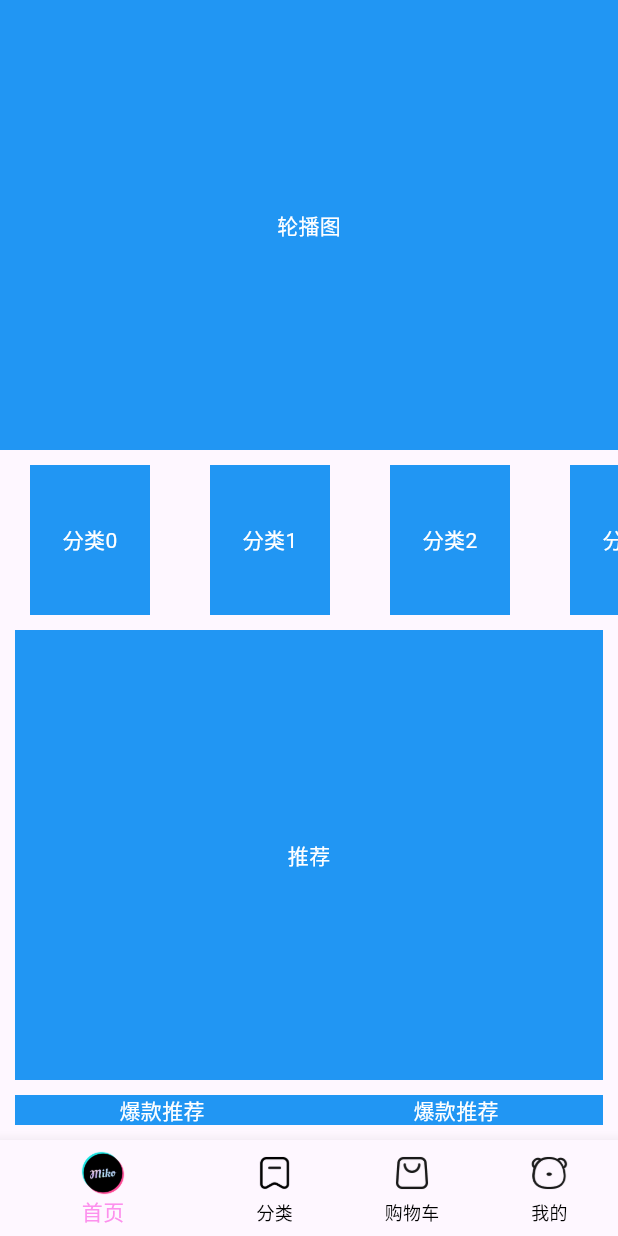
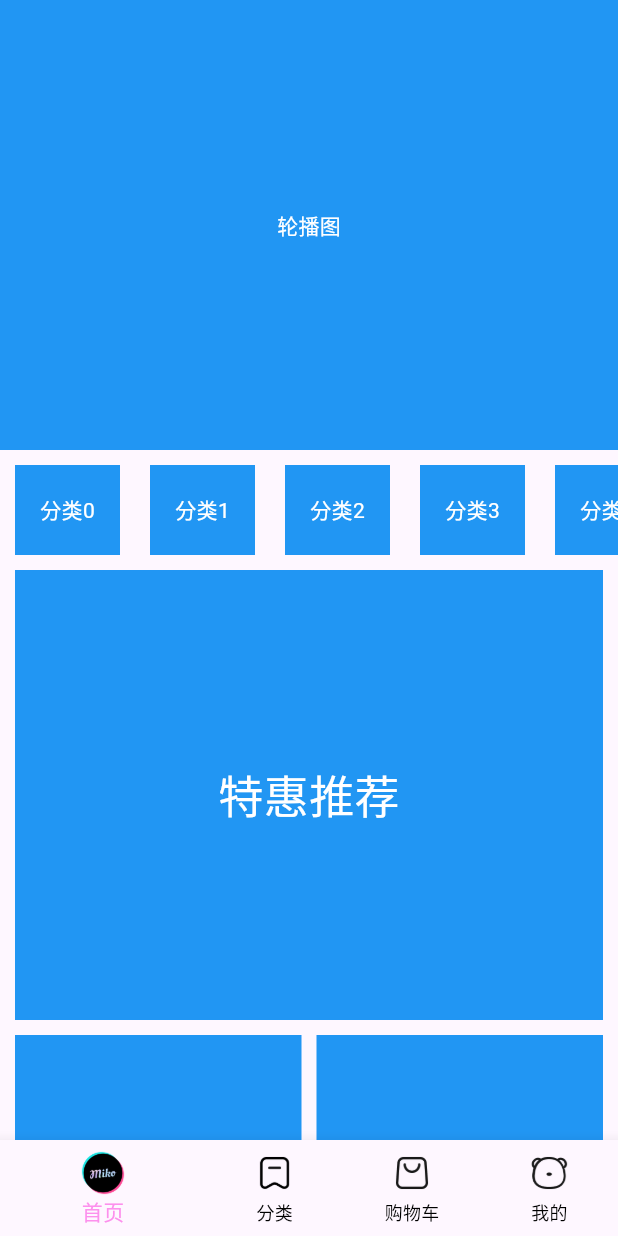
Before and after one commit to MT-Y-TM/hm_shop, a Flutter app: the screen it shows after launch, on a phone screen of 412 x 824 dp. Run offline on Flutter 3.47's test engine with Material 3 defaults, Android fonts, the phone set to English and light mode, and no system bars.

Commit message:
尝试默写一遍刚才的首页内容组件实现，并完成了框架的复现

```diff
--- a/lib/components/Home/HmCategory.dart
+++ b/lib/components/Home/HmCategory.dart
@@ -11,17 +11,16 @@ class _HmCategoryState extends State<HmCategory> {
   @override
   Widget build(BuildContext context) {
     return SizedBox(
-      height: 100,
+      height: 60,
       child: ListView.builder(
         scrollDirection: Axis.horizontal,
-
-        itemBuilder: (BuildContext buildcontex, int index) {
+        itemCount: 30,
+        itemBuilder: (BuildContext context, int index) {
           return Container(
-            width: 80,
-            height: 100,
+            width: 70,
+            margin: EdgeInsets.symmetric(horizontal: 10),
             color: Colors.blue,
             alignment: Alignment.center,
-            margin: EdgeInsets.symmetric(horizontal: 20),
             child: Text("分类$index", style: TextStyle(color: Colors.white)),
           );
         },
--- a/lib/components/Home/HmHot.dart
+++ b/lib/components/Home/HmHot.dart
@@ -11,9 +11,11 @@ class _HmHotState extends State<HmHot> {
   @override
   Widget build(BuildContext context) {
     return Container(
-      color: Colors.blue,
-      alignment: Alignment.center,
-       child: Text("爆款推荐",style: TextStyle(color: Colors.white),),
+      child: Container(
+        color: Colors.blue,
+        alignment: Alignment.center,
+        child: Text("爆款推荐", style: TextStyle(color: Colors.white)),
+      ),
     );
   }
 }
--- a/lib/components/Home/HmMoreList.dart
+++ b/lib/components/Home/HmMoreList.dart
@@ -13,12 +13,11 @@ class _HmMoreListState extends State<HmMoreList> {
     return SliverGrid.builder(
       gridDelegate: SliverGridDelegateWithFixedCrossAxisCount(
         crossAxisCount: 2,
-        mainAxisExtent: 300,
         mainAxisSpacing: 10,
         crossAxisSpacing: 10,
-
+        mainAxisExtent: 150,
       ),
-      itemBuilder: (BuildContext buildcontex, int index) {
+      itemBuilder: (BuildContext context, int index) {
         return Container(
           color: Colors.blue,
           alignment: Alignment.center,
--- a/lib/components/Home/HmSuggestion.dart
+++ b/lib/components/Home/HmSuggestion.dart
@@ -10,14 +10,11 @@ class HmSuggestion extends StatefulWidget {
 class _HmSuggestionState extends State<HmSuggestion> {
   @override
   Widget build(BuildContext context) {
-    return Padding(
-      padding: EdgeInsets.symmetric(horizontal: 10),
-      child: Container(
-        height: 300,
-        color: Colors.blue,
-        alignment: Alignment.center,
-        child: Text("推荐", style: TextStyle(color: Colors.white)),
-      ),
+    return Container(
+      height: 300,
+      color: Colors.blue,
+      alignment: Alignment.center,
+      child: Text("特惠推荐", style: TextStyle(color: Colors.white, fontSize: 30)),
     );
   }
 }
--- a/lib/pages/Home/Home.dart
+++ b/lib/pages/Home/Home.dart
@@ -1,8 +1,8 @@
 import 'package:flutter/material.dart';
 import 'package:hm_shop/components/Home/HmCategory.dart';
+import 'package:hm_shop/components/Home/HmSlider.dart';
 import 'package:hm_shop/components/Home/HmHot.dart';
 import 'package:hm_shop/components/Home/HmMoreList.dart';
-import 'package:hm_shop/components/Home/HmSlider.dart';
 import 'package:hm_shop/components/Home/HmSuggestion.dart';
 
 class HomeView extends StatefulWidget {
@@ -13,34 +13,44 @@ class HomeView extends StatefulWidget {
 }
 
 class _HomeViewState extends State<HomeView> {
-  List<Widget> _getScrollChidern() {
+  List<Widget> _getChildren() {
     return [
       SliverToBoxAdapter(child: HmSlider()),
       SliverToBoxAdapter(child: SizedBox(height: 10)),
+
       SliverToBoxAdapter(child: HmCategory()),
       SliverToBoxAdapter(child: SizedBox(height: 10)),
-      SliverToBoxAdapter(child: HmSuggestion()),
+
+      SliverToBoxAdapter(
+        child: Padding(
+          padding: EdgeInsetsGeometry.symmetric(horizontal: 10),
+          child: HmSuggestion(),
+        ),
+      ),
       SliverToBoxAdapter(child: SizedBox(height: 10)),
       SliverToBoxAdapter(
         child: Padding(
-          padding: EdgeInsets.symmetric(horizontal: 10),
+          padding: EdgeInsetsGeometry.symmetric(horizontal: 10),
+          child: SizedBox(
+            height: 300,
             child: Flex(
               direction: Axis.horizontal,
               children: [
                 Expanded(child: HmHot()),
-              SizedBox(height: 10),
+                SizedBox(width: 10,),
                 Expanded(child: HmHot()),
               ],
             ),
           ),
         ),
+      ),
       SliverToBoxAdapter(child: SizedBox(height: 10)),
-      HmMoreList(), //无限滚动列表
+      HmMoreList()
     ];
   }
 
   @override
   Widget build(BuildContext context) {
-    return CustomScrollView(slivers: _getScrollChidern());
+    return CustomScrollView(slivers: _getChildren());
   }
 }
```
Lines whose indentation alone changed are shown as unchanged.
